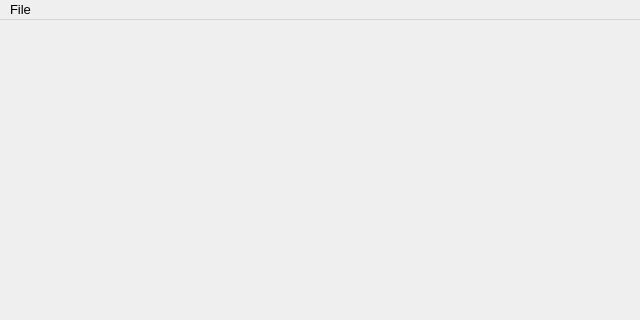
This is Editor/Source/CrystalEditor/Private/Editor/TextureEditor/TextureEditorWindow.ui in neelmewada/CrystalEngine as Qt 5 draws it before an edit; both pictures show x 0 to 640 and y 0 to 320 of the 640 by 480 pixel window. The edited form follows.
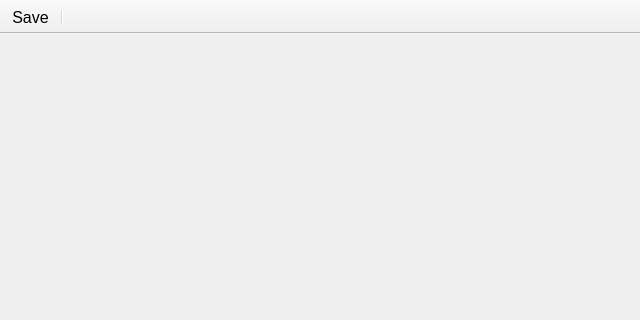
This is the edited form.

```diff
--- a/Editor/Source/CrystalEditor/Private/Editor/TextureEditor/TextureEditorWindow.ui
+++ b/Editor/Source/CrystalEditor/Private/Editor/TextureEditor/TextureEditorWindow.ui
@@ -14,56 +14,62 @@
    <string>MainWindow</string>
   </property>
   <widget class="QWidget" name="centralwidget"/>
-  <widget class="QMenuBar" name="menubar">
-   <property name="geometry">
-    <rect>
-     <x>0</x>
-     <y>0</y>
-     <width>640</width>
-     <height>19</height>
-    </rect>
-   </property>
-   <property name="font">
-    <font>
-     <pointsize>10</pointsize>
-    </font>
-   </property>
-   <widget class="QMenu" name="menuFile">
-    <property name="font">
-     <font>
-      <pointsize>10</pointsize>
-     </font>
-    </property>
-    <property name="title">
-     <string>File</string>
-    </property>
-    <addaction name="actionSaveAs"/>
-    <addaction name="actionSave"/>
-   </widget>
-   <addaction name="menuFile"/>
-  </widget>
   <widget class="QStatusBar" name="statusbar">
    <property name="sizeGripEnabled">
     <bool>true</bool>
    </property>
   </widget>
-  <action name="actionSave">
+  <widget class="QToolBar" name="toolBar">
+   <property name="font">
+    <font>
+     <pointsize>12</pointsize>
+    </font>
+   </property>
+   <property name="contextMenuPolicy">
+    <enum>Qt::PreventContextMenu</enum>
+   </property>
+   <property name="windowTitle">
+    <string>toolBar</string>
+   </property>
+   <property name="styleSheet">
+    <string notr="true">QToolButton {
+	
+}</string>
+   </property>
+   <property name="movable">
+    <bool>false</bool>
+   </property>
+   <property name="allowedAreas">
+    <set>Qt::TopToolBarArea</set>
+   </property>
+   <property name="iconSize">
+    <size>
+     <width>24</width>
+     <height>24</height>
+    </size>
+   </property>
+   <property name="toolButtonStyle">
+    <enum>Qt::ToolButtonTextBesideIcon</enum>
+   </property>
+   <property name="floatable">
+    <bool>false</bool>
+   </property>
+   <attribute name="toolBarArea">
+    <enum>TopToolBarArea</enum>
+   </attribute>
+   <attribute name="toolBarBreak">
+    <bool>false</bool>
+   </attribute>
+   <addaction name="toolActionSave"/>
+   <addaction name="separator"/>
+  </widget>
+  <action name="toolActionSave">
    <property name="text">
     <string>Save</string>
    </property>
    <property name="font">
     <font>
-     <pointsize>9</pointsize>
-    </font>
-   </property>
-  </action>
-  <action name="actionSaveAs">
-   <property name="text">
-    <string>Save as...</string>
-   </property>
-   <property name="font">
-    <font>
-     <pointsize>9</pointsize>
+     <pointsize>12</pointsize>
     </font>
    </property>
   </action>
```
